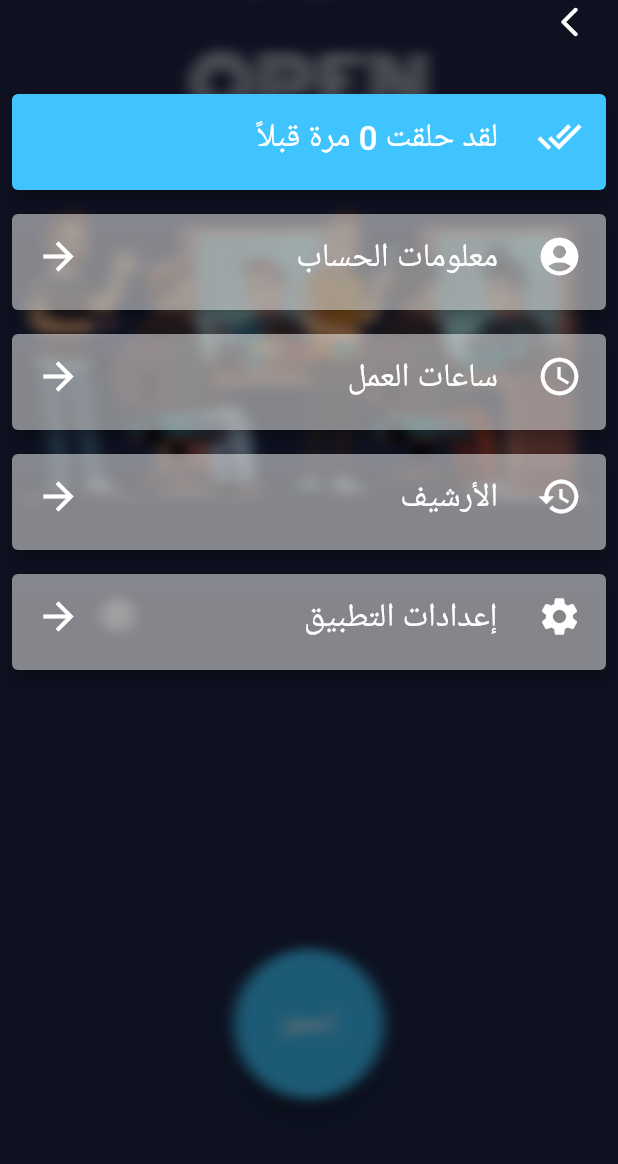
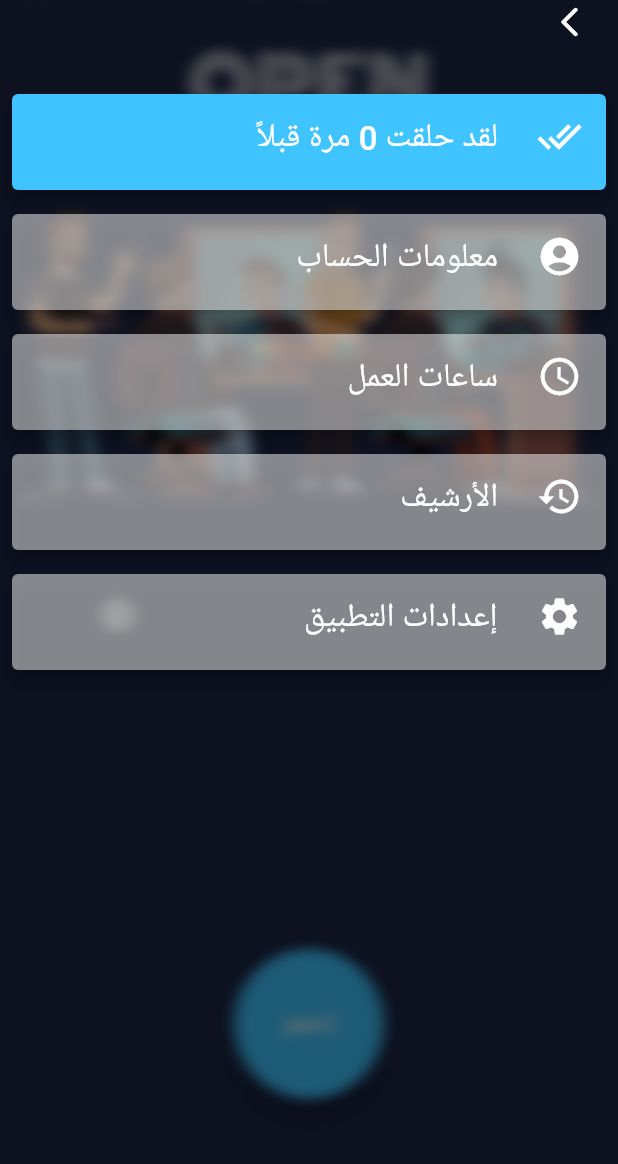
Before and after one commit to omzer/shawar-salon, a Flutter app: the screen it shows after launch, with the side drawer open, on a phone screen of 412 x 824 dp, the part 62-1226 px from its top. Run offline on Flutter 3.47's test engine with Material 2 defaults, Android fonts, the phone set to English and light mode, and no system bars; drawn by our look-alikes of avatar_glow; our stand-ins replace get, get_storage.

Commit message:
Remove trailing icon for the drawer

```diff
--- a/lib/ui/booking_page/drawer/drawer_item.dart
+++ b/lib/ui/booking_page/drawer/drawer_item.dart
@@ -1,4 +1,5 @@
 import 'package:flutter/material.dart';
+import 'package:flutter/widgets.dart';
 import 'package:get/get.dart';
 
 class DrawerItem extends StatelessWidget {
@@ -28,7 +29,6 @@ class DrawerItem extends StatelessWidget {
           },
           leading: Icon(icon, size: 30, color: Colors.white),
           title: Text(text, style: TextStyle(fontSize: 22)),
-          trailing: Icon(Icons.arrow_back_outlined, size: 30),
         ),
       ),
     );
```
